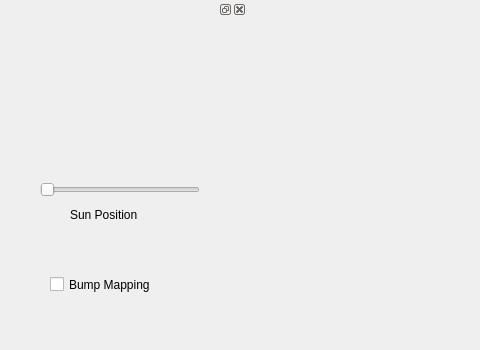
hannahchow/alpenglow, file ui/mainwindow.ui: the form before one commit; both pictures show x 0 to 480 and y 0 to 350 of the 800 by 600 pixel window.
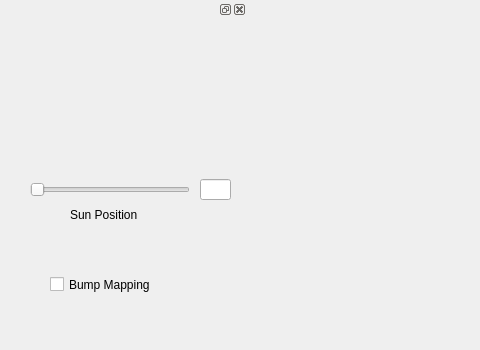
The form after the commit. Custom widgets are drawn as their Qt base class.

Patch:
```diff
--- a/ui/mainwindow.ui
+++ b/ui/mainwindow.ui
@@ -65,7 +65,7 @@
     <widget class="QSlider" name="horizontalSlider">
      <property name="geometry">
       <rect>
-       <x>40</x>
+       <x>30</x>
        <y>160</y>
        <width>160</width>
        <height>22</height>
@@ -88,6 +88,16 @@
       <string>Sun Position</string>
      </property>
     </widget>
+    <widget class="QLineEdit" name="lineEdit">
+     <property name="geometry">
+      <rect>
+       <x>200</x>
+       <y>160</y>
+       <width>31</width>
+       <height>21</height>
+      </rect>
+     </property>
+    </widget>
    </widget>
   </widget>
  </widget>
```
